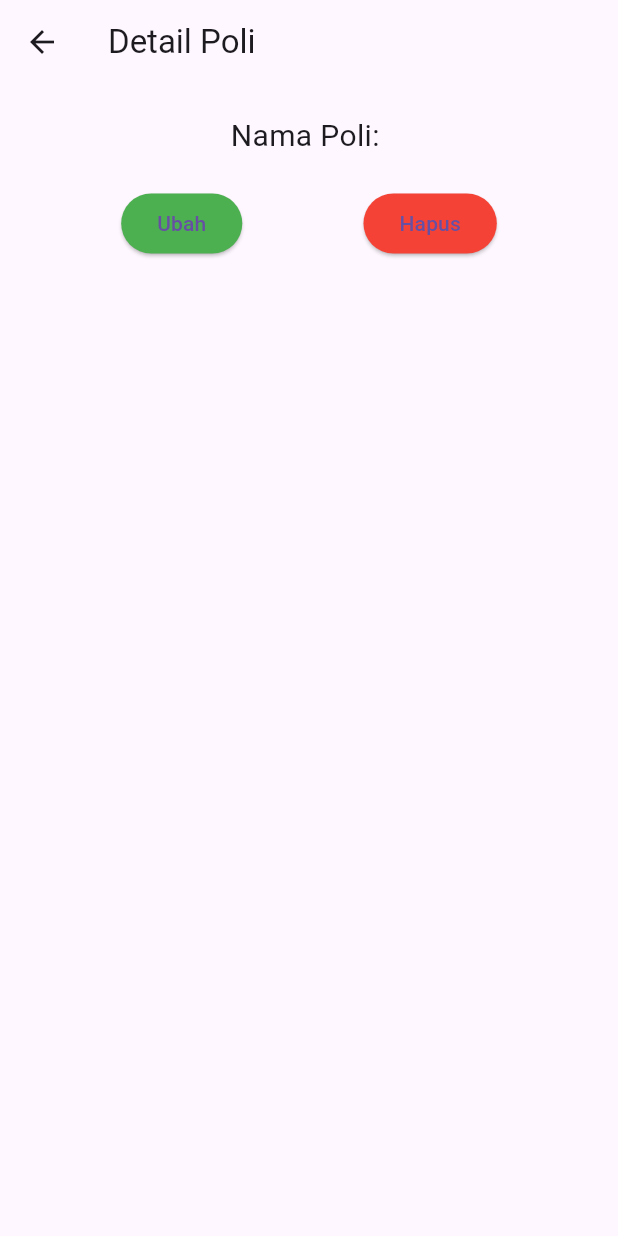
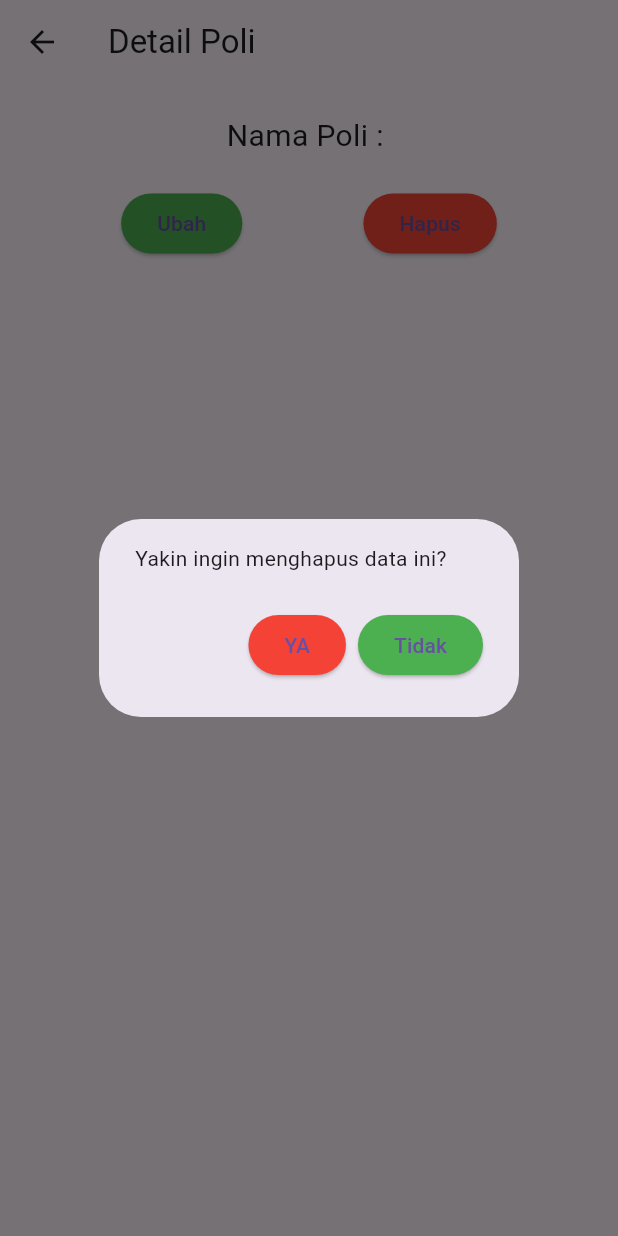
Before and after one commit to Itzsatt/handrianus_satrio_flutter, a Flutter app: the PoliDetail screen opened directly with empty values, after a tap on "Hapus", on a phone screen of 412 x 824 dp. Run offline on Flutter 3.47's test engine with Material 3 defaults, Android fonts, the phone set to English and light mode, and no system bars.

Commit message:
Update poli_detail.dart

```diff
--- a/lib/ui/poli_detail.dart
+++ b/lib/ui/poli_detail.dart
@@ -1,56 +1,109 @@
-// widget dasar untuk membangun ui flutter
+// Mengimpor paket Flutter
 import 'package:flutter/material.dart';
+import 'poli_page.dart';
+import 'poli_update_form.dart';
 import '../model/poli.dart';
 
-// Mendefinisikan kelas PoliDetail yang merupakan StatefulWidget. StatefulWidget digunakan ketika sebuah widget dapat berubah dalam keadaan (state) selama waktu tertentu
+// Mendefinisikan widget PoliDetail yang merupakan StatefulWidget
+// Widget ini menerima parameter Poli yang akan ditampilkan detailnya
 class PoliDetail extends StatefulWidget {
-  // Mendefinisikan variabel poli yang merupakan objek dari kelas Poli. Variabel ini akan digunakan untuk menampilkan data poli yang sedang ditampilkan detailnya
   final Poli poli;
-// Konstruktor untuk kelas PoliDetail yang menerima parameter key (opsional) dan poli (wajib). Dalam konstruktor ini, kita menggunakan super(key: key) untuk meneruskan parameter key ke konstruktor kelas induk
-  const PoliDetail({Key? key, required this.poli}) : super(key: key);
-// Meng-override/menimpa metode createState() yang mengembalikan objek _PoliDetailState. Metode ini bertanggung jawab untuk membuat dan menginisialisasi state dari widget PoliDetail
+
+  const PoliDetail({super.key, required this.poli});
+
+  // Membuat state baru untuk PoliDetail
   @override
   State<PoliDetail> createState() => _PoliDetailState();
 }
 
-// Mendefinisikan kelas _PoliDetailState yang merupakan state dari PoliDetail. State ini akan mengatur tampilan dan perilaku widget PoliDetail
+// Mendefinisikan state untuk PoliDetail
 class _PoliDetailState extends State<PoliDetail> {
-  // Meng-override/menimpa metode build() untuk membangun tampilan UI dari widget PoliDetail. Metode ini mengembalikan widget Scaffold sebagai kontainer utama
+  // Membangun tampilan PoliDetail
   @override
   Widget build(BuildContext context) {
     return Scaffold(
-      // Membuat AppBar dengan judul "Detail Poli" menggunakan widget AppBar
+      // Menampilkan AppBar dengan judul "Detail Poli"
       appBar: AppBar(title: const Text("Detail Poli")),
-      // Membuat Column sebagai kontainer untuk elemen-elemen dalam tampilan detail poli
+      // Membuat layout utama dengan Column
       body: Column(
         children: [
+          // Memberikan jarak vertikal
           const SizedBox(height: 20),
-          // Menampilkan teks "Nama Poli: [namaPoli]" menggunakan widget Text. Nilai [namaPoli] diambil dari properti namaPoli pada objek poli
+          // Menampilkan nama poli
           Text(
-            "Nama Poli: ${widget.poli.namaPoli}",
+            "Nama Poli : ${widget.poli.namaPoli}",
             style: const TextStyle(fontSize: 20),
           ),
+          // Memberikan jarak vertikal
           const SizedBox(height: 20),
-          // Membuat Row yang berisi dua tombol (ElevatedButton) yaitu "Ubah" dan "Hapus". Tombol tersebut menggunakan warna latar belakang yang berbeda (hijau dan merah) menggunakan ElevatedButton.styleFrom
+          // Membuat baris dengan dua tombol
           Row(
             mainAxisAlignment: MainAxisAlignment.spaceEvenly,
             children: [
-              ElevatedButton(
-                onPressed: () {},
-                style: ElevatedButton.styleFrom(backgroundColor: Colors.green),
-                child: const Text("Ubah"),
-              ),
-              ElevatedButton(
-                onPressed: () {},
-                style: ElevatedButton.styleFrom(backgroundColor: Colors.red),
-                child: const Text("Hapus"),
-              ),
+              // Memanggil tombol "Ubah"
+              _tombolUbah(),
+              // Memanggil tombol "Hapus"
+              _tombolHapus(),
             ],
           )
         ],
       ),
     );
   }
+
+  // Membuat tombol "Ubah"
+  Widget _tombolUbah() {
+    return ElevatedButton(
+      onPressed: () {
+        // Navigasi ke halaman PoliUpdateForm saat tombol ditekan
+        Navigator.push(
+          context,
+          MaterialPageRoute(
+            builder: (context) => PoliUpdateForm(poli: widget.poli),
+          ),
+        );
+      },
+      style: ElevatedButton.styleFrom(backgroundColor: Colors.green),
+      child: const Text("Ubah"),
+    );
+  }
+
+  // Membuat tombol "Hapus"
+  Widget _tombolHapus() {
+    return ElevatedButton(
+      onPressed: () {
+        // Menampilkan dialog konfirmasi untuk menghapus data
+        showDialog(
+          context: context,
+          builder: (context) => AlertDialog(
+            content: const Text("Yakin ingin menghapus data ini?"),
+            actions: [
+              // Tombol "YA" untuk menghapus data
+              ElevatedButton(
+                onPressed: () {
+                  Navigator.pop(context);
+                  Navigator.pushReplacement(
+                    context,
+                    MaterialPageRoute(builder: (context) => const PoliPage()),
+                  );
+                },
+                style: ElevatedButton.styleFrom(backgroundColor: Colors.red),
+                child: const Text("YA"),
+              ),
+              // Tombol "Tidak" untuk membatalkan penghapusan
+              ElevatedButton(
+                onPressed: () {
+                  Navigator.pop(context);
+                },
+                style: ElevatedButton.styleFrom(backgroundColor: Colors.green),
+                child: const Text("Tidak"),
+              ),
+            ],
+          ),
+        );
+      },
+      style: ElevatedButton.styleFrom(backgroundColor: Colors.red),
+      child: const Text("Hapus"),
+    );
+  }
 }
-
-// Dengan demikian, kode tersebut menghasilkan halaman detail poli yang menampilkan nama poli dan dua tombol "Ubah" dan "Hapus"
```
